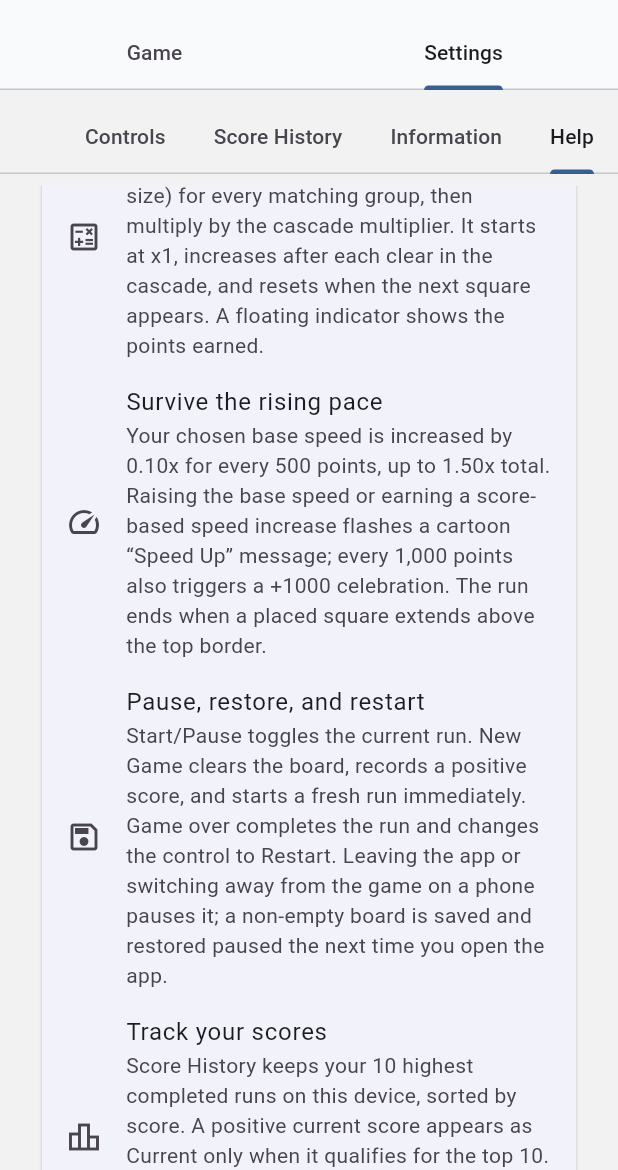
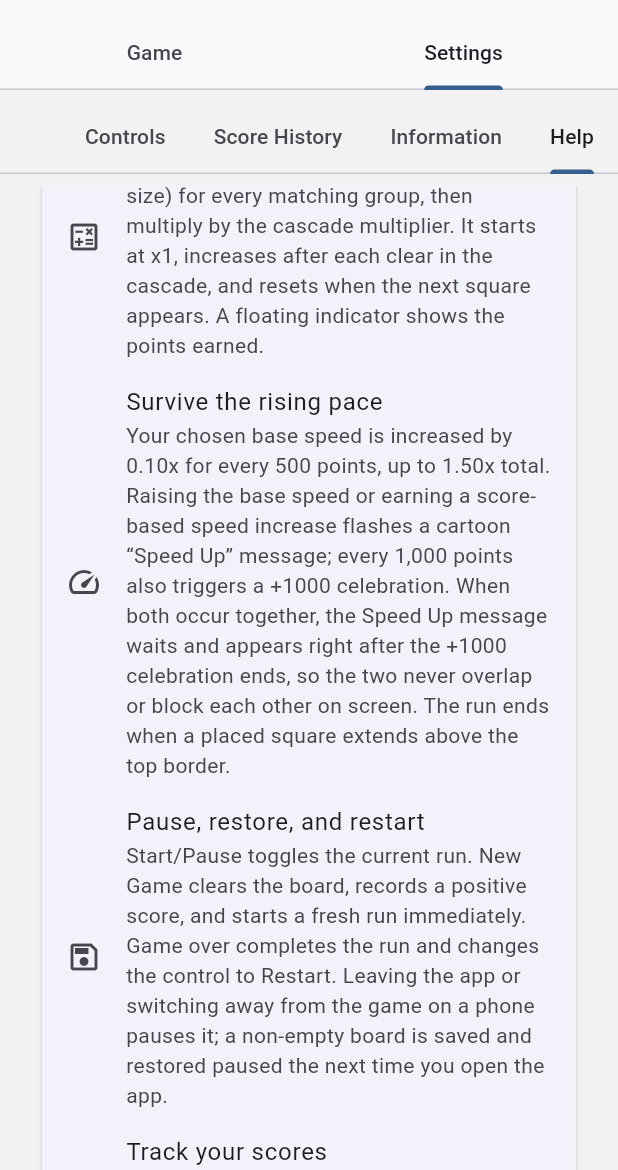
Before and after one commit to StefanRonnkvist/squarenumber, a Flutter app: the screen it shows after launch, tab 2 chosen, scrolled down 576 dp, on a phone screen of 412 x 824 dp, the part 66-1236 px from its top. Run offline on Flutter 3.47's test engine with Material 3 defaults, Android fonts, the phone set to English and light mode, and no system bars; our stand-ins replace material_ui, package_info_plus, shared_preferences.

Commit message:
Update project

```diff
--- a/lib/features/settings/widgets/settings_tab.dart
+++ b/lib/features/settings/widgets/settings_tab.dart
@@ -476,7 +476,7 @@ class _SettingsTabState extends State<SettingsTab> {
                     leading: Icon(Icons.speed_outlined),
                     title: Text('Survive the rising pace'),
                     subtitle: Text(
-                      'Your chosen base speed is increased by 0.10x for every 500 points, up to 1.50x total. Raising the base speed or earning a score-based speed increase flashes a cartoon “Speed Up” message; every 1,000 points also triggers a +1000 celebration. The run ends when a placed square extends above the top border.',
+                      'Your chosen base speed is increased by 0.10x for every 500 points, up to 1.50x total. Raising the base speed or earning a score-based speed increase flashes a cartoon “Speed Up” message; every 1,000 points also triggers a +1000 celebration. When both occur together, the Speed Up message waits and appears right after the +1000 celebration ends, so the two never overlap or block each other on screen. The run ends when a placed square extends above the top border.',
                     ),
                   ),
                   ListTile(
--- a/pubspec.yaml
+++ b/pubspec.yaml
@@ -1,7 +1,7 @@
 name: squarenumber
 description: "A new Flutter project."
 publish_to: 'none'
-version: 0.1.69+70
+version: 0.1.73+74
 
 environment:
   sdk: ^3.12.0
@@ -28,6 +28,6 @@ msix_config:
   display_name: SquareNumber
   publisher_display_name: SquareNumber
   identity_name: com.stefanronnkvist.paid.squarenumber
-  msix_version: 0.1.69.70
+  msix_version: 0.1.73.74
   publisher: CN=SquareNumber
   sign_msix: false
--- a/store_listing/google_play_long_synopsis.txt
+++ b/store_listing/google_play_long_synopsis.txt
@@ -6,7 +6,7 @@ Find a clear in either of two ways:
 
 For each matching group, the score is the sum of its values multiplied by its size. Group scores are added, then multiplied by the cascade multiplier. When cleared squares remove support, falling squares can create another match; the multiplier starts at x1, rises with each clear in the cascade, and resets when the next square appears. Floating markers show points earned.
 
-The pace rises as your score grows. Choose a base fall speed from 0.20x to 1.50x; effective speed increases by 0.10x every 500 points, up to 1.50x. Each increase pops a cartoon-style “Speed Up” celebration, while every 1,000 points brings a +1000 milestone celebration. Drag the active square sideways or down and release to snap it to a column. It continues falling until it lands, and landed squares cannot be moved. Pause for a break or start a new run whenever you like. Game over completes the run; Restart begins another.
+The pace rises as your score grows. Choose a base fall speed from 0.20x to 1.50x; effective speed increases by 0.10x every 500 points, up to 1.50x. Each increase pops a cartoon-style “Speed Up” celebration, while every 1,000 points brings a +1000 milestone celebration. When both occur together, they appear one after another — never stacked or blocking each other on screen. Drag the active square sideways or down and release to snap it to a column. It continues falling until it lands, and landed squares cannot be moved. Pause for a break or start a new run whenever you like. Game over completes the run; Restart begins another.
 
 Set the generated number range and choose system, light, or dark theme. The adaptive interface supports phones, tablets, and desktop screens. Phone gameplay uses portrait orientation; tablet and desktop layouts support portrait and landscape.
 
```
Also changed, not shown: lib/features/game/widgets/falling_squares_area.dart (+23 -2 lines), 1 other file.
